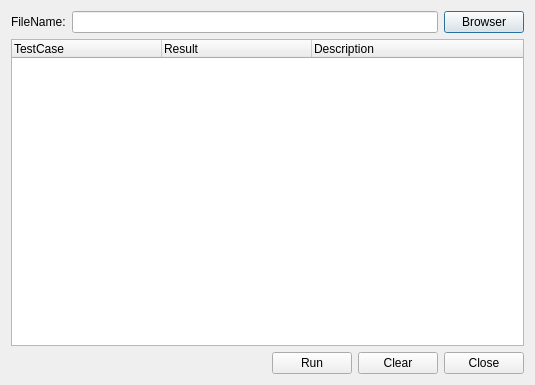
zshalex/qTestGUI, file unitgui.ui: the form before one commit.
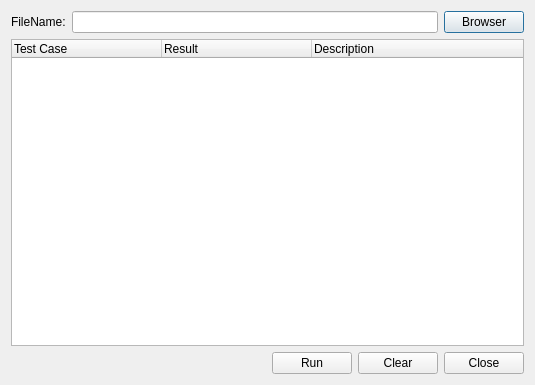
The form after the commit.

What changed in the file:
```diff
--- a/unitgui.ui
+++ b/unitgui.ui
@@ -41,12 +41,6 @@
    </item>
    <item>
     <widget class="QTreeWidget" name="treeWidget">
-     <property name="editTriggers">
-      <set>QAbstractItemView::NoEditTriggers</set>
-     </property>
-     <property name="alternatingRowColors">
-      <bool>true</bool>
-     </property>
      <attribute name="headerCascadingSectionResizes">
       <bool>false</bool>
      </attribute>
@@ -56,12 +50,12 @@
      <attribute name="headerCascadingSectionResizes">
       <bool>false</bool>
      </attribute>
-     <attribute name="headerDefaultSectionSize">
+     <attribute name="headerMinimumSectionSize">
       <number>150</number>
      </attribute>
      <column>
       <property name="text">
-       <string>TestCase</string>
+       <string>Test Case</string>
       </property>
      </column>
      <column>
```
Left out of the diff: 22 changed lines with no effect on the pictures.
